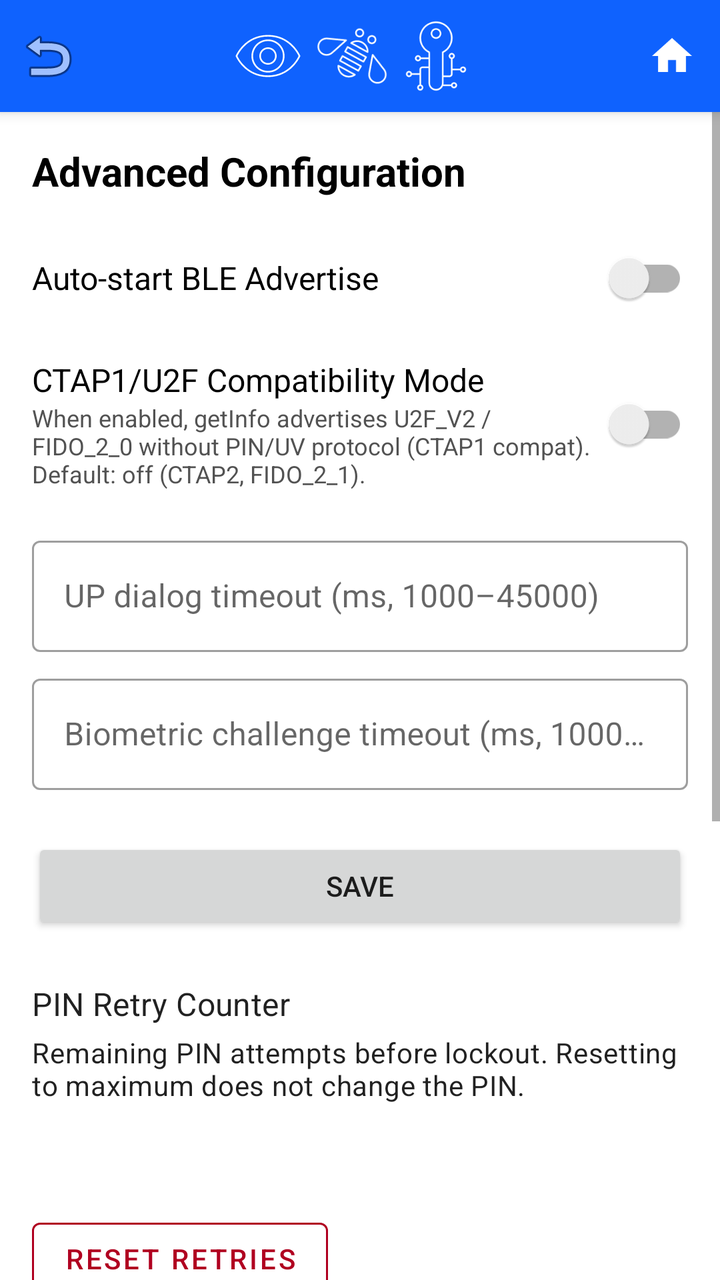
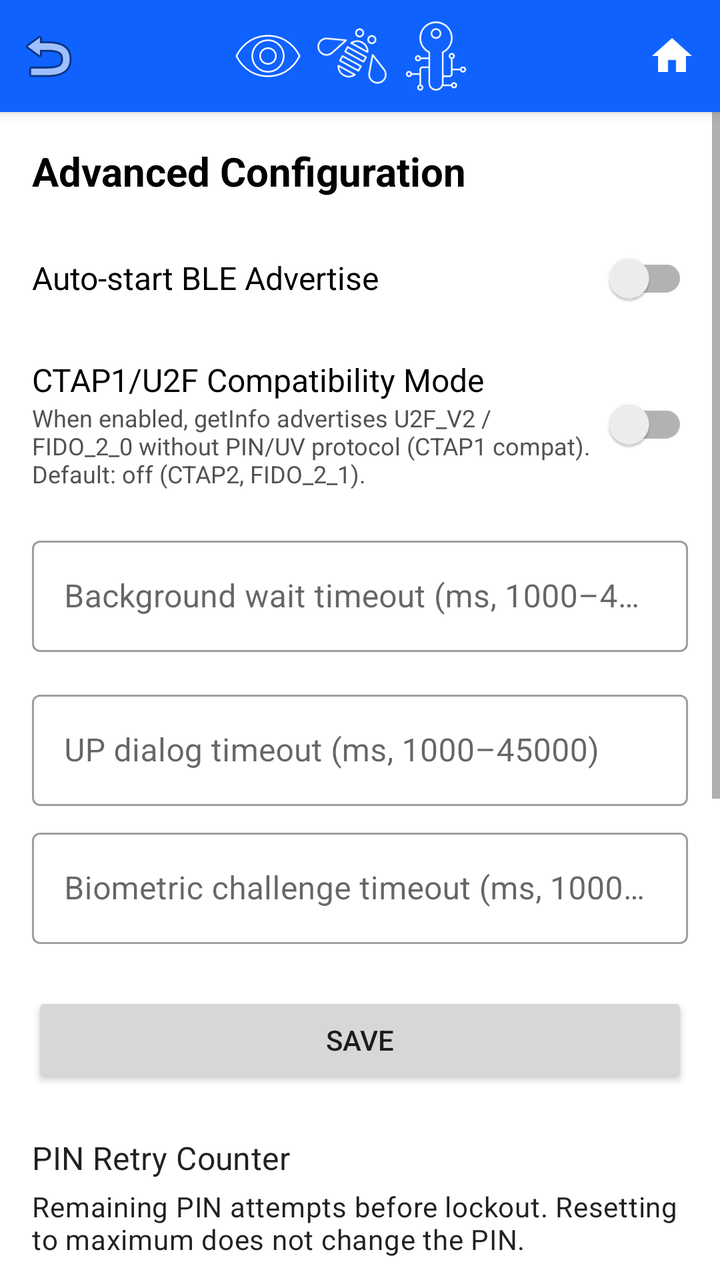

Two renders of the same Android screen: before a commit and after it. Below are the layout's source before the change and the commit's diff.
<!-- AndroidManifest.xml: activity theme AppTheme.MaterialNoActionBar -->
<!-- res/layout/activity_advanced_config.xml -->
<?xml version="1.0" encoding="utf-8"?>
<LinearLayout xmlns:android="http://schemas.android.com/apk/res/android"
    xmlns:app="http://schemas.android.com/apk/res-auto"
    android:layout_width="match_parent"
    android:layout_height="match_parent"
    android:orientation="vertical"
    android:background="@android:color/white">

    <include
        layout="@layout/toolbar_with_back"
        android:layout_width="match_parent"
        android:layout_height="wrap_content" />

    <ScrollView
        android:layout_width="match_parent"
        android:layout_height="0dp"
        android:layout_weight="1"
        android:fillViewport="true">

    <LinearLayout
        android:layout_width="match_parent"
        android:layout_height="wrap_content"
        android:orientation="vertical"
        android:padding="16dp">

        <TextView
            android:layout_width="match_parent"
            android:layout_height="wrap_content"
            android:text="@string/adv_config_title"
            android:textSize="20sp"
            android:textStyle="bold"
            android:textColor="@color/ibm_black"
            android:layout_marginBottom="8dp" />

        
        <LinearLayout
            android:layout_width="match_parent"
            android:layout_height="wrap_content"
            android:orientation="horizontal"
            android:gravity="center_vertical"
            android:layout_marginTop="8dp"
            android:layout_marginBottom="8dp">

            <TextView
                android:layout_width="0dp"
                android:layout_height="wrap_content"
                android:layout_weight="1"
                android:text="@string/auto_start_on_boot"
                android:textSize="16sp"
                android:textColor="@color/text_primary" />

            <androidx.appcompat.widget.SwitchCompat
                android:id="@+id/autoStartSwitch"
                android:layout_width="wrap_content"
                android:layout_height="wrap_content" />
        </LinearLayout>

        
        <LinearLayout
            android:layout_width="match_parent"
            android:layout_height="wrap_content"
            android:orientation="horizontal"
            android:gravity="center_vertical"
            android:layout_marginTop="8dp"
            android:layout_marginBottom="4dp">

            <LinearLayout
                android:layout_width="0dp"
                android:layout_height="wrap_content"
                android:layout_weight="1"
                android:orientation="vertical">

                <TextView
                    android:layout_width="match_parent"
                    android:layout_height="wrap_content"
                    android:text="@string/adv_config_ctap_mode_label"
                    android:textSize="16sp"
                    android:textColor="@color/text_primary" />

                <TextView
                    android:layout_width="match_parent"
                    android:layout_height="wrap_content"
                    android:text="@string/adv_config_ctap_mode_desc"
                    android:textSize="12sp"
                    android:textColor="@color/text_secondary" />

            </LinearLayout>

            <androidx.appcompat.widget.SwitchCompat
                android:id="@+id/ctap1CompatSwitch"
                android:layout_width="wrap_content"
                android:layout_height="wrap_content" />

        </LinearLayout>

        
        <com.google.android.material.textfield.TextInputLayout
            android:id="@+id/upDialogTimeoutLayout"
            style="@style/Widget.MaterialComponents.TextInputLayout.OutlinedBox"
            android:layout_width="match_parent"
            android:layout_height="wrap_content"
            android:layout_marginTop="16dp"
            android:hint="@string/adv_config_up_dialog_timeout_label">

            <com.google.android.material.textfield.TextInputEditText
                android:id="@+id/upDialogTimeoutEdit"
                android:layout_width="match_parent"
                android:layout_height="wrap_content"
                android:inputType="number"
                android:maxLength="6" />
        </com.google.android.material.textfield.TextInputLayout>

        
        <com.google.android.material.textfield.TextInputLayout
            android:id="@+id/upBioTimeoutLayout"
            style="@style/Widget.MaterialComponents.TextInputLayout.OutlinedBox"
            android:layout_width="match_parent"
            android:layout_height="wrap_content"
            android:layout_marginTop="8dp"
            android:hint="@string/adv_config_up_bio_timeout_label">

            <com.google.android.material.textfield.TextInputEditText
                android:id="@+id/upBioTimeoutEdit"
                android:layout_width="match_parent"
                android:layout_height="wrap_content"
                android:inputType="number"
                android:maxLength="6" />
        </com.google.android.material.textfield.TextInputLayout>

        <Button
            android:id="@+id/saveConfigButton"
            android:layout_width="match_parent"
            android:layout_height="wrap_content"
            android:text="@string/save"
            android:layout_marginTop="24dp" />

        
        <com.google.android.material.textview.MaterialTextView
            android:layout_width="match_parent"
            android:layout_height="wrap_content"
            android:layout_marginTop="24dp"
            android:text="@string/adv_config_pin_retries_label"
            style="@style/TextAppearance.MaterialComponents.Subtitle1" />

        <com.google.android.material.textview.MaterialTextView
            android:layout_width="match_parent"
            android:layout_height="wrap_content"
            android:layout_marginTop="4dp"
            android:text="@string/adv_config_pin_retries_desc"
            style="@style/TextAppearance.MaterialComponents.Body2" />

        <TextView
            android:id="@+id/pinRetriesValue"
            android:layout_width="match_parent"
            android:layout_height="wrap_content"
            android:layout_marginTop="8dp"
            android:gravity="center"
            android:textSize="28sp"
            android:textStyle="bold"
            android:textColor="@color/ibm_black" />

        <com.google.android.material.button.MaterialButton
            android:id="@+id/resetPinRetriesButton"
            android:layout_width="wrap_content"
            android:layout_height="wrap_content"
            android:layout_marginTop="8dp"
            android:text="@string/adv_config_pin_retries_reset_button"
            app:strokeColor="@color/design_default_color_error"
            android:textColor="@color/design_default_color_error"
            style="@style/Widget.MaterialComponents.Button.OutlinedButton" />

        
        <TextView
            android:layout_width="match_parent"
            android:layout_height="wrap_content"
            android:text="@string/adv_config_hkdf_info_label"
            android:textSize="14sp"
            android:textColor="@color/text_primary"
            android:layout_marginTop="16dp"
            android:layout_marginBottom="4dp" />

        <com.google.android.material.textfield.TextInputLayout
            android:id="@+id/hkdfInfoLayout"
            android:layout_width="match_parent"
            android:layout_height="wrap_content"
            style="@style/Widget.MaterialComponents.TextInputLayout.OutlinedBox">

            <com.google.android.material.textfield.TextInputEditText
                android:id="@+id/hkdfInfoEdit"
                android:layout_width="match_parent"
                android:layout_height="wrap_content"
                android:inputType="textNoSuggestions|textVisiblePassword"
                android:hint="@string/adv_config_hkdf_info_hint"
                android:maxLines="1" />
        </com.google.android.material.textfield.TextInputLayout>

        <com.google.android.material.button.MaterialButton
            android:id="@+id/loadHkdfButton"
            android:layout_width="wrap_content"
            android:layout_height="wrap_content"
            android:layout_marginTop="4dp"
            android:text="@string/adv_config_load_hkdf_button"
            style="@style/Widget.MaterialComponents.Button.TextButton" />

        <TextView
            android:id="@+id/hkdfWarning"
            android:layout_width="match_parent"
            android:layout_height="wrap_content"
            android:text="@string/adv_config_hkdf_warning"
            android:textSize="12sp"
            android:textColor="@color/device_error"
            android:layout_marginTop="8dp" />

        
        <com.google.android.material.textview.MaterialTextView
            android:layout_width="match_parent"
            android:layout_height="wrap_content"
            android:layout_marginTop="24dp"
            android:text="@string/adv_config_reset_platform_key_label"
            style="@style/TextAppearance.MaterialComponents.Subtitle1" />

        <com.google.android.material.textview.MaterialTextView
            android:id="@+id/resetKeyDesc"
            android:layout_width="match_parent"
            android:layout_height="wrap_content"
            android:layout_marginTop="4dp"
            android:text="@string/adv_config_reset_platform_key_desc"
            style="@style/TextAppearance.MaterialComponents.Body2" />

        <com.google.android.material.button.MaterialButton
            android:id="@+id/resetPlatformKeyButton"
            android:layout_width="wrap_content"
            android:layout_height="wrap_content"
            android:layout_marginTop="8dp"
            android:text="@string/adv_config_reset_platform_key_label"
            app:strokeColor="@color/design_default_color_error"
            android:textColor="@color/design_default_color_error"
            style="@style/Widget.MaterialComponents.Button.OutlinedButton" />

    </LinearLayout>

    </ScrollView>
</LinearLayout>
<!-- res/layout/toolbar_with_back.xml (included above) -->
<?xml version="1.0" encoding="utf-8"?>
<androidx.appcompat.widget.Toolbar
    xmlns:android="http://schemas.android.com/apk/res/android"
    xmlns:app="http://schemas.android.com/apk/res-auto"
    android:id="@+id/toolbar"
    android:layout_width="match_parent"
    android:layout_height="?attr/actionBarSize"
    android:background="@color/ibm_blue"
    android:elevation="4dp"
    app:contentInsetStart="0dp">

    <LinearLayout
        android:layout_width="match_parent"
        android:layout_height="match_parent"
        android:orientation="horizontal"
        android:gravity="center_vertical">

        <ImageButton
            android:id="@+id/backButton"
            android:layout_width="48dp"
            android:layout_height="48dp"
            android:src="@android:drawable/ic_menu_revert"
            android:background="?attr/selectableItemBackgroundBorderless"
            android:contentDescription="Back"
            android:padding="12dp" />

        <LinearLayout
            android:layout_width="0dp"
            android:layout_height="wrap_content"
            android:layout_weight="1"
            android:orientation="horizontal"
            android:gravity="center"
            android:paddingStart="8dp"
            android:paddingEnd="16dp">

            <ImageView
                android:layout_width="36dp"
                android:layout_height="36dp"
                android:src="@drawable/eye"
                android:contentDescription="Eye icon" />

            <ImageView
                android:layout_width="36dp"
                android:layout_height="36dp"
                android:src="@drawable/bee"
                android:contentDescription="Bee icon"
                android:layout_marginStart="6dp" />

            <ImageView
                android:layout_width="36dp"
                android:layout_height="36dp"
                android:src="@drawable/data_privacy_key"
                android:contentDescription="Key icon"
                android:layout_marginStart="6dp" />
        </LinearLayout>

        <ImageButton
            android:id="@+id/homeButton"
            android:layout_width="48dp"
            android:layout_height="48dp"
            android:src="@drawable/ic_home"
            android:background="?attr/selectableItemBackgroundBorderless"
            android:contentDescription="Home"
            android:padding="12dp" />
    </LinearLayout>
</androidx.appcompat.widget.Toolbar>
<!-- resources referenced by this layout -->
<resources>
  <color name="device_error">#FF832B</color>
  <color name="ibm_black">#000000</color>
  <color name="ibm_blue">#0F62FE</color>
  <color name="text_primary">#000000</color>
  <color name="text_secondary">#525252</color>
  <!-- drawable ic_home (drawable) -->
  <vector xmlns:android="http://schemas.android.com/apk/res/android"
      android:width="24dp"
      android:height="24dp"
      android:viewportWidth="24"
      android:viewportHeight="24">
      <path
          android:fillColor="#FFFFFF"
          android:pathData="M10,20v-6h4v6h5v-8h3L12,3 2,12h3v8z"/>
  </vector>
  
  
  <string name="adv_config_ctap_mode_desc">When enabled, getInfo advertises U2F_V2 / FIDO_2_0 without PIN/UV protocol (CTAP1 compat). Default: off (CTAP2, FIDO_2_1).</string>
  <string name="adv_config_ctap_mode_label">CTAP1/U2F Compatibility Mode</string>
  <string name="adv_config_hkdf_info_hint">e.g. FIDO2-PASSKEY-SEED</string>
  <string name="adv_config_hkdf_info_label">HKDF Domain Separation String (info)</string>
  <string name="adv_config_hkdf_warning">⚠ Changing this value invalidates all existing credentials. All relying parties must be re-enrolled after saving.</string>
  <string name="adv_config_load_hkdf_button">Load Current Value</string>
  <string name="adv_config_pin_retries_desc">Remaining PIN attempts before lockout. Resetting to maximum does not change the PIN.</string>
  <string name="adv_config_pin_retries_label">PIN Retry Counter</string>
  <string name="adv_config_pin_retries_reset_button">Reset Retries</string>
  <string name="adv_config_reset_platform_key_desc">Delete and regenerate the platform key used to encrypt wallet PIN caches. All wallets will require PIN re-entry after reset.</string>
  <string name="adv_config_reset_platform_key_label">Reset Platform Key</string>
  <string name="adv_config_title">Advanced Configuration</string>
  <string name="adv_config_up_bio_timeout_label">Biometric challenge timeout (ms, 1000–45000)</string>
  <string name="adv_config_up_dialog_timeout_label">UP dialog timeout (ms, 1000–45000)</string>
  <string name="auto_start_on_boot">Auto-start BLE Advertise</string>
  <string name="save">Save</string>
  <style name="AppTheme.MaterialNoActionBar" parent="Theme.MaterialComponents.DayNight.NoActionBar">
          <item name="colorPrimary">@color/ibm_blue</item>
          <item name="colorPrimaryVariant">@color/cyan_30</item>
          <item name="colorOnPrimary">@color/ibm_white</item>
          <item name="colorSecondary">@color/purple_40</item>
          <item name="colorSecondaryVariant">@color/magenta_40</item>
          <item name="colorOnSecondary">@color/ibm_white</item>
          <item name="android:colorBackground">@color/ibm_white</item>
          <item name="colorOnBackground">@color/ibm_black</item>
          <item name="colorSurface">@color/cool_gray_10</item>
          <item name="colorOnSurface">@color/ibm_black</item>
          <item name="colorError">@color/magenta_40</item>
          <item name="colorOnError">@color/ibm_white</item>
      </style>
  <color name="cyan_30">#82CFFF</color>
  <color name="ibm_white">#FFFFFF</color>
  <color name="purple_40">#BE95FF</color>
  <color name="magenta_40">#FF7EB6</color>
  <color name="cool_gray_10">#F2F4F8</color>
</resources>

<!-- the commit's change to res/layout/activity_advanced_config.xml (unified diff, before → after) -->
@@ -95,6 +95,23 @@
 
         
         <com.google.android.material.textfield.TextInputLayout
+            android:id="@+id/upBackgroundTimeoutLayout"
+            style="@style/Widget.MaterialComponents.TextInputLayout.OutlinedBox"
+            android:layout_width="match_parent"
+            android:layout_height="wrap_content"
+            android:layout_marginTop="16dp"
+            android:hint="@string/adv_config_up_background_timeout_label">
+
+            <com.google.android.material.textfield.TextInputEditText
+                android:id="@+id/upBackgroundTimeoutEdit"
+                android:layout_width="match_parent"
+                android:layout_height="wrap_content"
+                android:inputType="number"
+                android:maxLength="6" />
+        </com.google.android.material.textfield.TextInputLayout>
+
+        
+        <com.google.android.material.textfield.TextInputLayout
             android:id="@+id/upDialogTimeoutLayout"
             style="@style/Widget.MaterialComponents.TextInputLayout.OutlinedBox"
             android:layout_width="match_parent"
@@ -149,25 +166,33 @@
             android:text="@string/adv_config_pin_retries_desc"
             style="@style/TextAppearance.MaterialComponents.Body2" />
 
-        <TextView
-            android:id="@+id/pinRetriesValue"
-            android:layout_width="match_parent"
-            android:layout_height="wrap_content"
-            android:layout_marginTop="8dp"
-            android:gravity="center"
-            android:textSize="28sp"
-            android:textStyle="bold"
-            android:textColor="@color/ibm_black" />
-
-        <com.google.android.material.button.MaterialButton
-            android:id="@+id/resetPinRetriesButton"
-            android:layout_width="wrap_content"
-            android:layout_height="wrap_content"
-            android:layout_marginTop="8dp"
-            android:text="@string/adv_config_pin_retries_reset_button"
-            app:strokeColor="@color/design_default_color_error"
-            android:textColor="@color/design_default_color_error"
-            style="@style/Widget.MaterialComponents.Button.OutlinedButton" />
+        <LinearLayout
+            android:layout_width="match_parent"
+            android:layout_height="wrap_content"
+            android:layout_marginTop="8dp"
+            android:gravity="center_vertical"
+            android:orientation="horizontal">
+
+            <TextView
+                android:id="@+id/pinRetriesValue"
+                android:layout_width="0dp"
+                android:layout_height="wrap_content"
+                android:layout_weight="1"
+                android:gravity="center"
+                android:textSize="28sp"
+                android:textStyle="bold"
+                android:textColor="@color/ibm_black" />
+
+            <com.google.android.material.button.MaterialButton
+                android:id="@+id/resetPinRetriesButton"
+                android:layout_width="wrap_content"
+                android:layout_height="wrap_content"
+                android:text="@string/adv_config_pin_retries_reset_button"
+                app:strokeColor="@color/design_default_color_error"
+                android:textColor="@color/design_default_color_error"
+                style="@style/Widget.MaterialComponents.Button.OutlinedButton" />
+
+        </LinearLayout>
 
         
         <TextView
<!-- resource entries referenced after the edit -->
@@ -29,6 +29,7 @@
   <string name="adv_config_reset_platform_key_desc">Delete and regenerate the platform key used to encrypt wallet PIN caches. All wallets will require PIN re-entry after reset.</string>
   <string name="adv_config_reset_platform_key_label">Reset Platform Key</string>
   <string name="adv_config_title">Advanced Configuration</string>
+  <string name="adv_config_up_background_timeout_label">Background wait timeout (ms, 1000–45000)</string>
   <string name="adv_config_up_bio_timeout_label">Biometric challenge timeout (ms, 1000–45000)</string>
   <string name="adv_config_up_dialog_timeout_label">UP dialog timeout (ms, 1000–45000)</string>
   <string name="auto_start_on_boot">Auto-start BLE Advertise</string>
